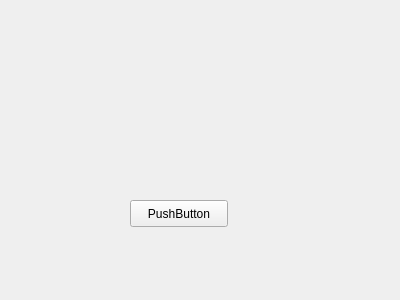
First picture: the form in mainform.ui, repository YukiPTN/NORA, before the edit.
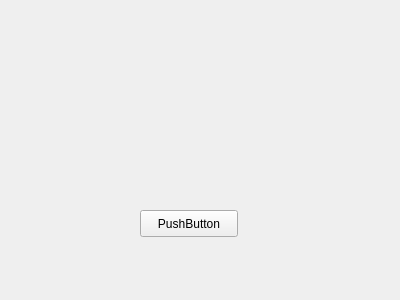
Second picture: the form after the edit.

The edit to the form file:
```diff
--- a/mainform.ui
+++ b/mainform.ui
@@ -16,8 +16,8 @@
   <widget class="QPushButton" name="pushButton">
    <property name="geometry">
     <rect>
-     <x>130</x>
-     <y>200</y>
+     <x>140</x>
+     <y>210</y>
      <width>98</width>
      <height>27</height>
     </rect>
```
